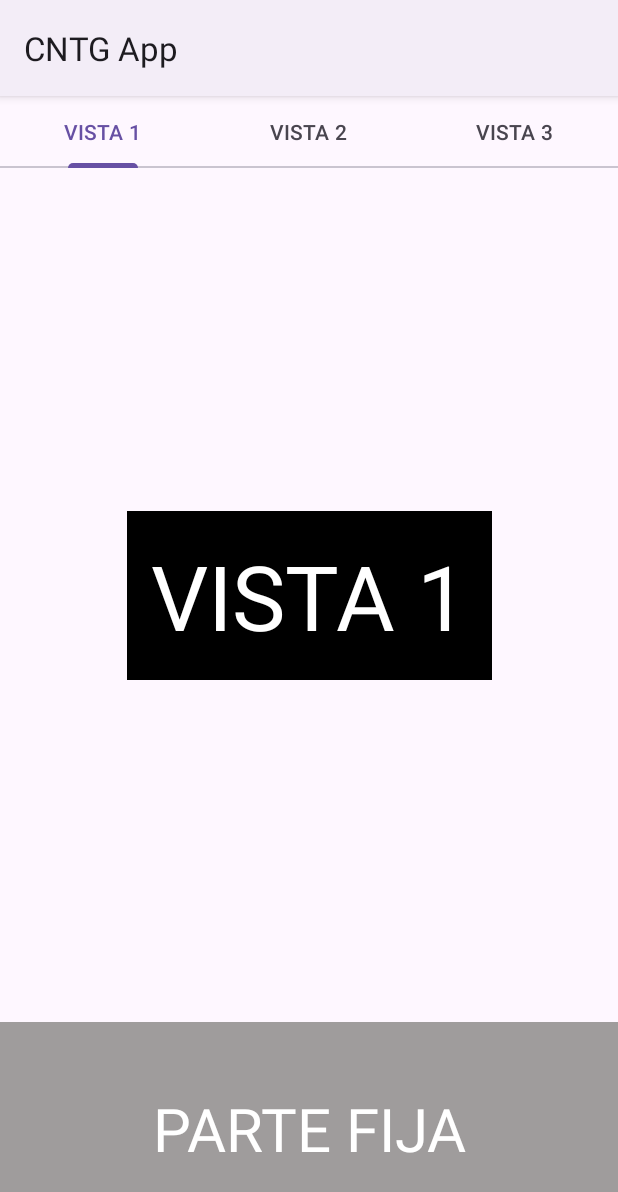
After one commit to Valexx55/CNTGAndroid, an Android app: the FragmentoTabs screen opened directly, with no data from a screen before it, on a phone screen of 412 x 824 dp. The commit adds this screen. Shown: the top 1192 px of the screen. Run offline under Robolectric (Android 15) with nearby library versions, the phone set to English and light mode, and no system bars.

Commit message:
TabsLayout

```diff
--- a/app/src/main/AndroidManifest.xml
+++ b/app/src/main/AndroidManifest.xml
@@ -23,30 +23,36 @@
         android:theme="@style/Theme.CNTGApp"
         tools:targetApi="31">
         <activity
+            android:name=".tabs.TabsActivity"
+            android:exported="false" />
+        <activity
             android:name=".MenuPrincipalActivity"
             android:exported="true">
-        <intent-filter>
-            <action android:name="android.intent.action.MAIN" />
+            <intent-filter>
+                <action android:name="android.intent.action.MAIN" />
 
-            <category android:name="android.intent.category.LAUNCHER" />
-        </intent-filter>
+                <category android:name="android.intent.category.LAUNCHER" />
+            </intent-filter>
         </activity>
         <activity
             android:name=".webview.WebActivity"
             android:exported="true">
-<!--            <intent-filter>-->
-<!--                <action android:name="android.intent.action.VIEW" />-->
 
-<!--                <category android:name="android.intent.category.DEFAULT" />-->
-<!--                <category android:name="android.intent.category.BROWSABLE" />-->
+            <!-- <intent-filter> -->
+            <!-- <action android:name="android.intent.action.VIEW" /> -->
 
-<!--                <data-->
-<!--                    android:host="cntg.xunta.gal"-->
-<!--                    android:scheme="http" />-->
-<!--                <data-->
-<!--                    android:host="cntg.xunta.gal"-->
-<!--                    android:scheme="https" />-->
-<!--            </intent-filter>-->
+
+            <!-- <category android:name="android.intent.category.DEFAULT" /> -->
+            <!-- <category android:name="android.intent.category.BROWSABLE" /> -->
+
+
+            <!-- <data -->
+            <!-- android:host="cntg.xunta.gal" -->
+            <!-- android:scheme="http" /> -->
+            <!-- <data -->
+            <!-- android:host="cntg.xunta.gal" -->
+            <!-- android:scheme="https" /> -->
+            <!-- </intent-filter> -->
         </activity>
         <activity
             android:name=".fechayhora.SeleccionFechaYHoraActivity"
--- a/app/src/main/java/edu/val/cntgapp/MenuPrincipalActivity.kt
+++ b/app/src/main/java/edu/val/cntgapp/MenuPrincipalActivity.kt
@@ -16,6 +16,7 @@ import edu.`val`.cntgapp.imc.IMCActivity
 import edu.`val`.cntgapp.intents.BusquedaActivity
 import edu.`val`.cntgapp.perros.PerrosActivity
 import edu.`val`.cntgapp.productos.ProductosActivity
+import edu.`val`.cntgapp.tabs.TabsActivity
 import edu.`val`.cntgapp.util.Constantes
 import edu.`val`.cntgapp.versiones.VersionesActivity
 import edu.`val`.cntgapp.webview.WebActivity
@@ -80,6 +81,7 @@ class MenuPrincipalActivity : AppCompatActivity(), NavigationView.OnNavigationIt
             6 -> {objetoClass = AdivinaActivity::class.java }
             7 -> {objetoClass = PerrosActivity::class.java }
             8 -> {objetoClass = ProductosActivity::class.java }
+            9 -> {objetoClass = TabsActivity::class.java }
 
         }
         var intent = Intent(this,objetoClass )
--- /dev/null
+++ b/app/src/main/java/edu/val/cntgapp/tabs/AdapterTabs.kt
@@ -0,0 +1,28 @@
+package edu.`val`.cntgapp.tabs
+
+import android.os.Bundle
+import androidx.fragment.app.Fragment
+import androidx.fragment.app.FragmentActivity
+import androidx.viewpager2.adapter.FragmentStateAdapter
+
+class AdapterTabs(fragmentActivity: FragmentActivity):FragmentStateAdapter(fragmentActivity) {
+
+    val array_datos = intArrayOf(1, 2, 3)
+    override fun getItemCount(): Int {
+       return array_datos.size
+    }
+
+    override fun createFragment(position: Int): Fragment {
+        var fragment: Fragment
+
+            fragment = FragmentoTabs()
+            val bundle = Bundle()
+            bundle.putInt("VALOR", array_datos[position])
+            fragment.arguments = bundle
+
+        return fragment
+
+    }
+
+
+}
--- /dev/null
+++ b/app/src/main/java/edu/val/cntgapp/tabs/FragmentoTabs.kt
@@ -0,0 +1,28 @@
+package edu.`val`.cntgapp.tabs
+
+import android.os.Bundle
+import android.view.LayoutInflater
+import android.view.View
+import android.view.ViewGroup
+import android.widget.TextView
+import androidx.fragment.app.Fragment
+import edu.`val`.cntgapp.R
+
+class FragmentoTabs:Fragment() {
+
+    override fun onCreateView(
+        inflater: LayoutInflater,
+        container: ViewGroup?,
+        savedInstanceState: Bundle?
+    ): View? {
+        var fragment : View? = null
+
+            fragment = inflater.inflate(R.layout.fragment_tab, container, false)
+            val valor = arguments?.getInt("VALOR")
+            val textView = fragment.findViewById<TextView>(R.id.textFragment)
+            textView.text = "VISTA $valor"
+
+
+        return fragment
+    }
+}
--- /dev/null
+++ b/app/src/main/java/edu/val/cntgapp/tabs/TabsActivity.kt
@@ -0,0 +1,38 @@
+package edu.`val`.cntgapp.tabs
+
+import android.os.Bundle
+import androidx.activity.enableEdgeToEdge
+import androidx.appcompat.app.AppCompatActivity
+import androidx.core.view.ViewCompat
+import androidx.core.view.WindowInsetsCompat
+import androidx.drawerlayout.widget.DrawerLayout
+import androidx.viewpager2.widget.ViewPager2
+import com.google.android.material.tabs.TabLayout
+import com.google.android.material.tabs.TabLayoutMediator
+import edu.`val`.cntgapp.R
+
+class TabsActivity : AppCompatActivity(), TabLayoutMediator.TabConfigurationStrategy {
+
+    lateinit var viewPager2: ViewPager2
+    lateinit var tabLayout: TabLayout
+    lateinit var adapterTabs: AdapterTabs
+    override fun onCreate(savedInstanceState: Bundle?) {
+        super.onCreate(savedInstanceState)
+        setContentView(R.layout.activity_tabs)
+
+        this.viewPager2 = findViewById<ViewPager2>(R.id.vpt)
+        this.tabLayout = findViewById<TabLayout>(R.id.tablayout)
+        this.adapterTabs = AdapterTabs(this)
+
+        this.viewPager2.adapter = this.adapterTabs
+        //asociar al tablayout el viewpager
+        TabLayoutMediator(tabLayout, viewPager2, this).attach()
+
+
+    }
+
+    //cada vez que está activo el tab, se invoca a este método para poder modificar su apariencia
+    override fun onConfigureTab(tab: TabLayout.Tab, pos: Int) {
+       tab.text = "VISTA ${pos+1}"
+    }
+}
--- /dev/null
+++ b/app/src/main/res/layout/activity_tabs.xml
@@ -0,0 +1,52 @@
+<?xml version="1.0" encoding="utf-8"?>
+<LinearLayout xmlns:android="http://schemas.android.com/apk/res/android"
+    xmlns:app="http://schemas.android.com/apk/res-auto"
+    xmlns:tools="http://schemas.android.com/tools"
+    android:id="@+id/main"
+    android:layout_width="match_parent"
+    android:layout_height="match_parent"
+    android:orientation="vertical"
+    tools:context=".tabs.TabsActivity">
+
+    <com.google.android.material.tabs.TabLayout
+        android:id="@+id/tablayout"
+        android:layout_width="match_parent"
+        android:layout_height="wrap_content">
+
+        <com.google.android.material.tabs.TabItem
+            android:layout_width="wrap_content"
+            android:layout_height="wrap_content"
+            android:text="PRIMERO"></com.google.android.material.tabs.TabItem>
+
+        <com.google.android.material.tabs.TabItem
+            android:layout_width="wrap_content"
+            android:layout_height="wrap_content"
+            android:text="SEGUNDO"></com.google.android.material.tabs.TabItem>
+
+        <com.google.android.material.tabs.TabItem
+            android:layout_width="wrap_content"
+            android:layout_height="wrap_content"
+            android:text="TERCERO"></com.google.android.material.tabs.TabItem>
+
+
+    </com.google.android.material.tabs.TabLayout>
+
+    <androidx.viewpager2.widget.ViewPager2
+        android:id="@+id/vpt"
+        android:layout_width="match_parent"
+        android:layout_height="0px"
+        android:layout_weight="8"
+        ></androidx.viewpager2.widget.ViewPager2>
+
+    <TextView
+        android:layout_width="match_parent"
+        android:layout_height="0px"
+        android:layout_weight="2"
+        android:text="PARTE FIJA"
+        android:gravity="center"
+        android:textSize="40sp"
+        android:textColor="@color/white"
+        android:background="@color/griscabecera"
+        />
+
+</LinearLayout>
--- /dev/null
+++ b/app/src/main/res/layout/fragment_tab.xml
@@ -0,0 +1,23 @@
+<?xml version="1.0" encoding="utf-8"?>
+<androidx.constraintlayout.widget.ConstraintLayout xmlns:android="http://schemas.android.com/apk/res/android"
+    android:layout_width="match_parent"
+    android:layout_height="match_parent"
+    xmlns:app="http://schemas.android.com/apk/res-auto">
+
+
+    <TextView
+        android:id="@+id/textFragment"
+        android:layout_width="wrap_content"
+        android:layout_height="wrap_content"
+        android:text="VISTA 1"
+        android:textSize="60dp"
+        android:background="@color/black"
+        android:textColor="#FFFFFF"
+        android:padding="16dp"
+        android:gravity="center"
+        app:layout_constraintBottom_toBottomOf="parent"
+        app:layout_constraintEnd_toEndOf="parent"
+        app:layout_constraintStart_toStartOf="parent"
+        app:layout_constraintTop_toTopOf="parent" />
+
+</androidx.constraintlayout.widget.ConstraintLayout>
--- a/app/src/main/res/menu/menu_lateral.xml
+++ b/app/src/main/res/menu/menu_lateral.xml
@@ -58,6 +58,12 @@
             android:icon="@drawable/baseline_double_arrow_24"
             android:orderInCategory="8"
             android:title="Listado de Productos"/>
+
+        <item
+            app:showAsAction="always"
+            android:icon="@drawable/baseline_double_arrow_24"
+            android:orderInCategory="9"
+            android:title="Tabs"/>
     </menu>
 </item>
 </menu>
```
